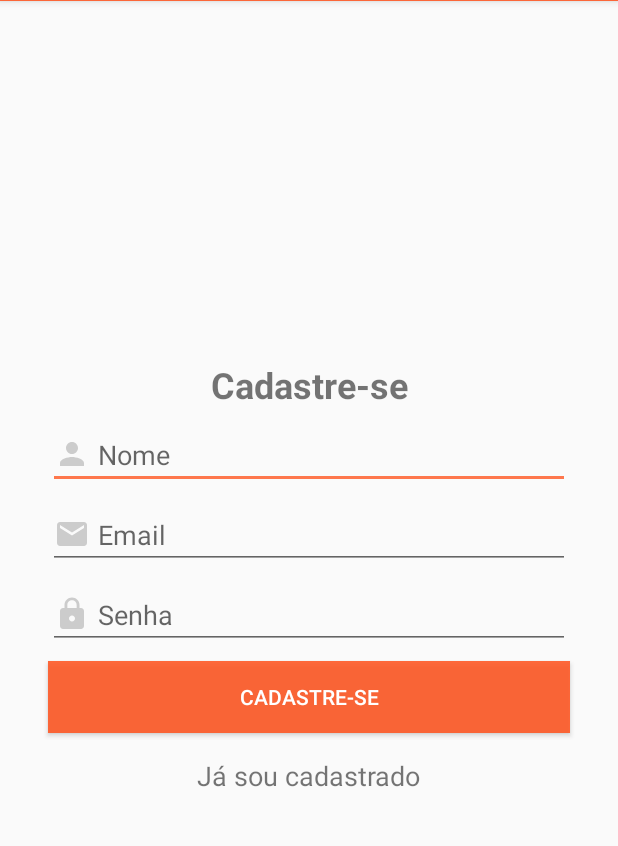
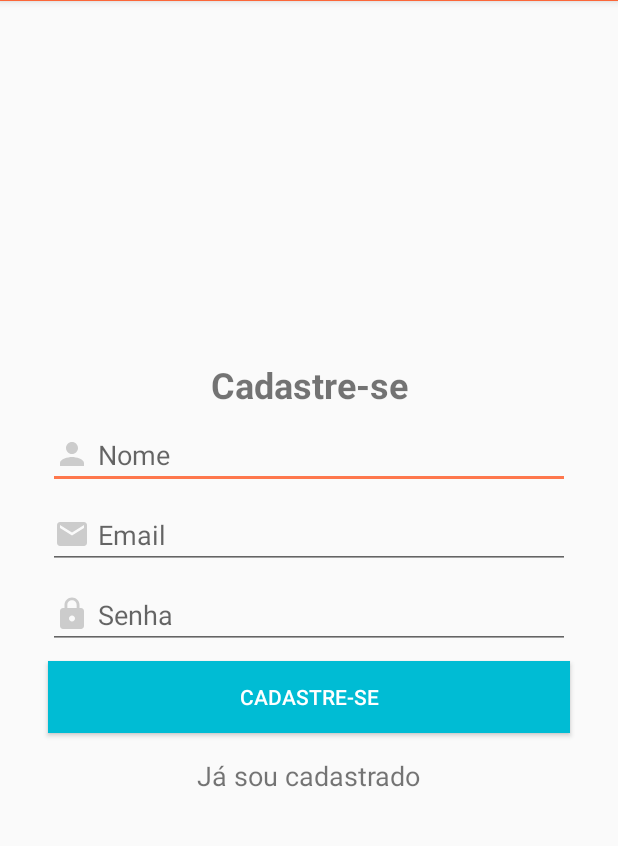
Before and after one commit to Rogerio-Jr/Cadastro-e-Login, an Android app: the screen it shows after launch (CadastroActivity), on a phone screen of 412 x 824 dp, the part 83-929 px from its top. Run offline under Robolectric (Android 15) with nearby library versions, the phone set to English and light mode, and no system bars; our stand-ins replace Firebase (no records; nobody signed in at launch, a user with empty details on screens opened directly).

Commit message:
Commit alteração - 01/06

```diff
--- a/app/src/main/res/layout/activity_cadastro.xml
+++ b/app/src/main/res/layout/activity_cadastro.xml
@@ -85,7 +85,7 @@
         android:layout_marginLeft="32dp"
         android:layout_marginEnd="32dp"
         android:layout_marginRight="32dp"
-        android:background="#E1FF5722"
+        android:background="#00BCD4"
         android:text="Cadastre-se"
         android:textColor="#ffffff"
         app:layout_constraintBottom_toTopOf="@+id/textJaSouCadsastrado"
--- a/app/src/main/res/layout/activity_login.xml
+++ b/app/src/main/res/layout/activity_login.xml
@@ -66,7 +66,7 @@
         android:layout_marginLeft="32dp"
         android:layout_marginEnd="32dp"
         android:layout_marginRight="32dp"
-        android:background="#E1FF5722"
+        android:background="#00BCD4"
         android:text="Entrar"
         android:textColor="#ffffff"
         app:layout_constraintBottom_toBottomOf="parent"
```
